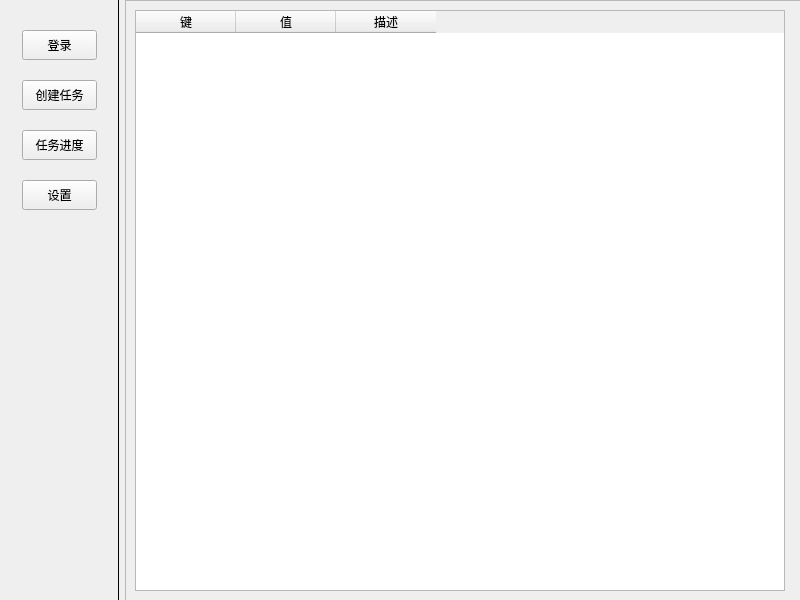
Before: the Qt Designer form components/main_ui.ui in z5882852/zhihuishu-script, drawn with Qt 5.
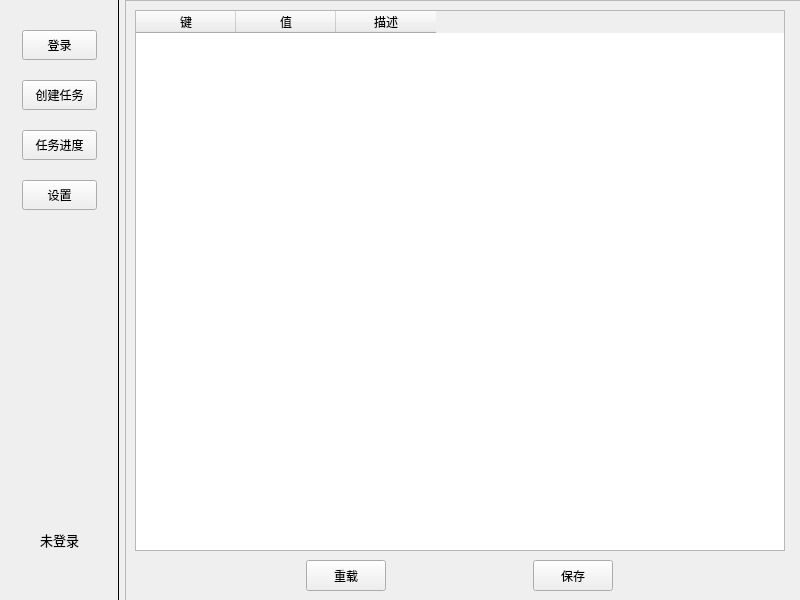
After: the same form once the commit is applied. The open tabs and pages were chosen to show the change.

Diff of the .ui file:
```diff
--- a/components/main_ui.ui
+++ b/components/main_ui.ui
@@ -103,6 +103,46 @@
         <string>设置</string>
        </property>
       </widget>
+      <widget class="QLabel" name="userImg_label">
+       <property name="geometry">
+        <rect>
+         <x>22</x>
+         <y>450</y>
+         <width>75</width>
+         <height>75</height>
+        </rect>
+       </property>
+       <property name="sizePolicy">
+        <sizepolicy hsizetype="Expanding" vsizetype="Expanding">
+         <horstretch>0</horstretch>
+         <verstretch>0</verstretch>
+        </sizepolicy>
+       </property>
+       <property name="text">
+        <string/>
+       </property>
+      </widget>
+      <widget class="QLabel" name="username_label">
+       <property name="geometry">
+        <rect>
+         <x>22</x>
+         <y>530</y>
+         <width>75</width>
+         <height>20</height>
+        </rect>
+       </property>
+       <property name="font">
+        <font>
+         <pointsize>10</pointsize>
+        </font>
+       </property>
+       <property name="text">
+        <string>未登录</string>
+       </property>
+       <property name="alignment">
+        <set>Qt::AlignCenter</set>
+       </property>
+      </widget>
      </widget>
     </item>
     <item>
@@ -1093,7 +1133,7 @@
            <x>10</x>
            <y>10</y>
            <width>650</width>
-           <height>581</height>
+           <height>541</height>
           </rect>
          </property>
          <column>
@@ -1112,6 +1152,44 @@
           </property>
          </column>
         </widget>
+        <widget class="QWidget" name="layoutWidget_9">
+         <property name="geometry">
+          <rect>
+           <x>40</x>
+           <y>560</y>
+           <width>591</width>
+           <height>31</height>
+          </rect>
+         </property>
+         <layout class="QHBoxLayout" name="horizontalLayout_15">
+          <item>
+           <widget class="QPushButton" name="ResetSetting_Button">
+            <property name="sizePolicy">
+             <sizepolicy hsizetype="Maximum" vsizetype="Expanding">
+              <horstretch>0</horstretch>
+              <verstretch>0</verstretch>
+             </sizepolicy>
+            </property>
+            <property name="text">
+             <string>重载</string>
+            </property>
+           </widget>
+          </item>
+          <item>
+           <widget class="QPushButton" name="SaveSetting_Button">
+            <property name="sizePolicy">
+             <sizepolicy hsizetype="Fixed" vsizetype="Expanding">
+              <horstretch>0</horstretch>
+              <verstretch>0</verstretch>
+             </sizepolicy>
+            </property>
+            <property name="text">
+             <string>保存</string>
+            </property>
+           </widget>
+          </item>
+         </layout>
+        </widget>
        </widget>
       </widget>
      </widget>
```
Left out of the diff: 7 changed lines with no effect on the pictures.
